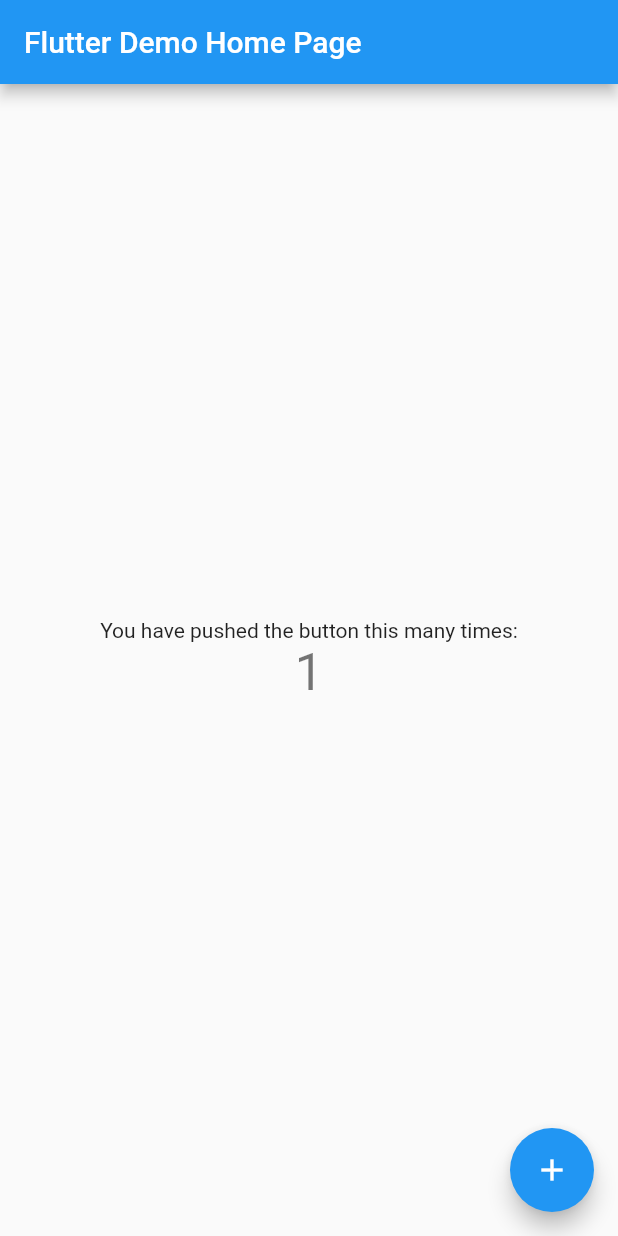
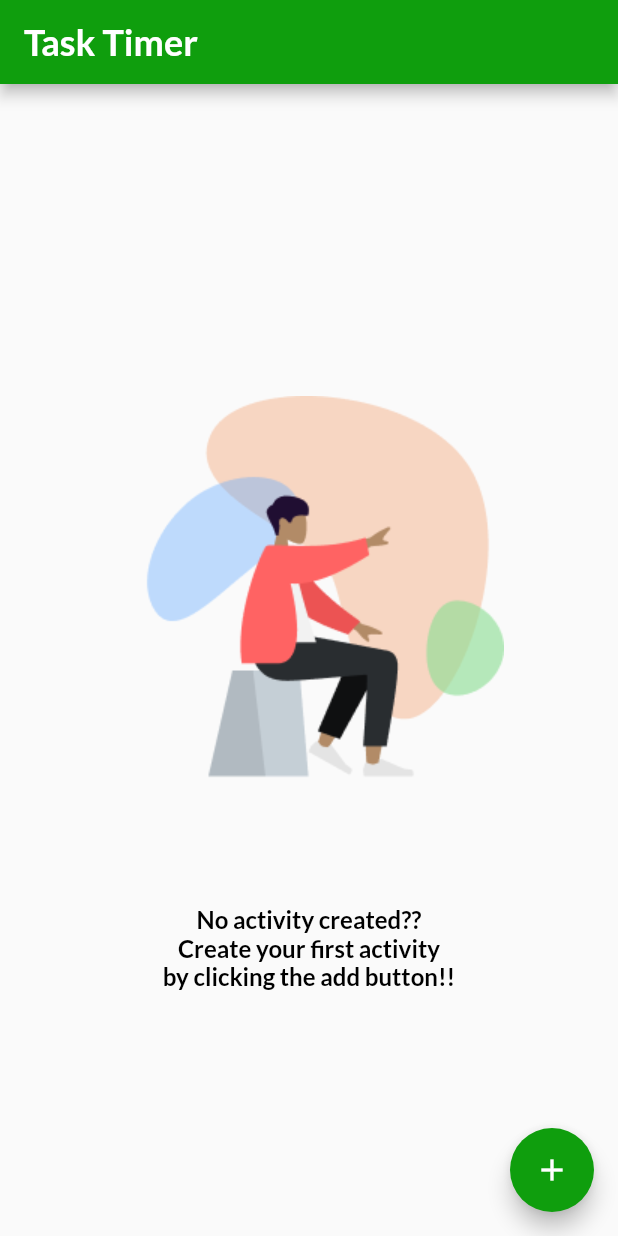
Before and after one commit to shalini-jeyra/timer_app, a Flutter app: the screen it shows after launch, after a tap on the "add" icon, on a phone screen of 412 x 824 dp. Run offline on Flutter 3.47's test engine with Material 2 defaults, Android fonts, the phone set to English and light mode, and no system bars; our stand-ins replace google_fonts.

Commit message:
home page with no activity widget created

```diff
--- a/lib/main.dart
+++ b/lib/main.dart
@@ -1,4 +1,5 @@
 import 'package:flutter/material.dart';
+import 'package:timer_app/pages/pages.dart';
 
 void main() {
   runApp(const MyApp());
@@ -7,109 +8,10 @@ void main() {
 class MyApp extends StatelessWidget {
   const MyApp({Key? key}) : super(key: key);
 
-  // This widget is the root of your application.
   @override
   Widget build(BuildContext context) {
-    return MaterialApp(
-      title: 'Flutter Demo',
-      theme: ThemeData(
-        // This is the theme of your application.
-        //
-        // Try running your application with "flutter run". You'll see the
-        // application has a blue toolbar. Then, without quitting the app, try
-        // changing the primarySwatch below to Colors.green and then invoke
-        // "hot reload" (press "r" in the console where you ran "flutter run",
-        // or simply save your changes to "hot reload" in a Flutter IDE).
-        // Notice that the counter didn't reset back to zero; the application
-        // is not restarted.
-        primarySwatch: Colors.blue,
-      ),
-      home: const MyHomePage(title: 'Flutter Demo Home Page'),
+    return const MaterialApp(
+      home: HomePage(),
     );
   }
 }
-
-class MyHomePage extends StatefulWidget {
-  const MyHomePage({Key? key, required this.title}) : super(key: key);
-
-  // This widget is the home page of your application. It is stateful, meaning
-  // that it has a State object (defined below) that contains fields that affect
-  // how it looks.
-
-  // This class is the configuration for the state. It holds the values (in this
-  // case the title) provided by the parent (in this case the App widget) and
-  // used by the build method of the State. Fields in a Widget subclass are
-  // always marked "final".
-
-  final String title;
-
-  @override
-  State<MyHomePage> createState() => _MyHomePageState();
-}
-
-class _MyHomePageState extends State<MyHomePage> {
-  int _counter = 0;
-
-  void _incrementCounter() {
-    setState(() {
-      // This call to setState tells the Flutter framework that something has
-      // changed in this State, which causes it to rerun the build method below
-      // so that the display can reflect the updated values. If we changed
-      // _counter without calling setState(), then the build method would not be
-      // called again, and so nothing would appear to happen.
-      _counter++;
-    });
-  }
-
-  @override
-  Widget build(BuildContext context) {
-    // This method is rerun every time setState is called, for instance as done
-    // by the _incrementCounter method above.
-    //
-    // The Flutter framework has been optimized to make rerunning build methods
-    // fast, so that you can just rebuild anything that needs updating rather
-    // than having to individually change instances of widgets.
-    return Scaffold(
-      appBar: AppBar(
-        // Here we take the value from the MyHomePage object that was created by
-        // the App.build method, and use it to set our appbar title.
-        title: Text(widget.title),
-      ),
-      body: Center(
-        // Center is a layout widget. It takes a single child and positions it
-        // in the middle of the parent.
-        child: Column(
-          // Column is also a layout widget. It takes a list of children and
-          // arranges them vertically. By default, it sizes itself to fit its
-          // children horizontally, and tries to be as tall as its parent.
-          //
-          // Invoke "debug painting" (press "p" in the console, choose the
-          // "Toggle Debug Paint" action from the Flutter Inspector in Android
-          // Studio, or the "Toggle Debug Paint" command in Visual Studio Code)
-          // to see the wireframe for each widget.
-          //
-          // Column has various properties to control how it sizes itself and
-          // how it positions its children. Here we use mainAxisAlignment to
-          // center the children vertically; the main axis here is the vertical
-          // axis because Columns are vertical (the cross axis would be
-          // horizontal).
-          mainAxisAlignment: MainAxisAlignment.center,
-          children: <Widget>[
-            const Text(
-              'You have pushed the button this many times:',
-            ),
-            Text(
-              '$_counter',
-              style: Theme.of(context).textTheme.headline4,
-            ),
-          ],
-        ),
-      ),
-      floatingActionButton: FloatingActionButton(
-        onPressed: _incrementCounter,
-        tooltip: 'Increment',
-        child: const Icon(Icons.add),
-      ), // This trailing comma makes auto-formatting nicer for build methods.
-    );
-  }
-}
--- /dev/null
+++ b/lib/pages/home_page/home_page.dart
@@ -0,0 +1,28 @@
+import 'package:flutter/material.dart';
+import 'package:timer_app/pages/home_page/home_page_components/home_page_components.dart';
+import 'package:timer_app/styles/styles.dart';
+
+class HomePage extends StatelessWidget {
+  const HomePage({Key? key}) : super(key: key);
+
+  @override
+  Widget build(BuildContext context) {
+    return Scaffold(
+      appBar: AppBar(
+        backgroundColor: AppColors.ternary,
+        title: Text(
+          'Task Timer',
+          style: HeaderFonts.primaryHeader,
+        ),
+      ),
+      body: const SafeArea(
+        child: NoActivityWidget(key: Key('no_activity_widget'),),
+      ),
+      floatingActionButton: FloatingActionButton(
+        backgroundColor: AppColors.ternary,
+        onPressed: () {},
+        child: const Icon(Icons.add),
+      ),
+    );
+  }
+}
--- /dev/null
+++ b/lib/pages/home_page/home_page_components/home_page_components.dart
@@ -0,0 +1 @@
+export 'no_activity_widget.dart';
--- /dev/null
+++ b/lib/pages/home_page/home_page_components/no_activity_widget.dart
@@ -0,0 +1,31 @@
+
+import 'package:flutter/material.dart';
+import 'package:timer_app/styles/styles.dart';
+
+class NoActivityWidget extends StatelessWidget {
+  const NoActivityWidget({
+    Key? key,
+  }) : super(key: key);
+
+  @override
+  Widget build(BuildContext context) {
+    return Center(
+      child: Column(
+        mainAxisAlignment: MainAxisAlignment.center,
+        children: [
+          Expanded(
+            child: Image.asset(
+              'assets/no_activity.png',
+            ),
+          ),
+          Flexible(
+              child: Text(
+            'No activity created??\nCreate your first activity \nby clicking the add button!!',
+            textAlign: TextAlign.center,
+            style: TextFonts.primaryText,
+          )),
+        ],
+      ),
+    );
+  }
+}
--- /dev/null
+++ b/lib/pages/pages.dart
@@ -0,0 +1 @@
+export 'home_page/home_page.dart';
--- a/pubspec.yaml
+++ b/pubspec.yaml
@@ -34,6 +34,7 @@ dependencies:
   # The following adds the Cupertino Icons font to your application.
   # Use with the CupertinoIcons class for iOS style icons.
   cupertino_icons: ^1.0.2
+  google_fonts: ^2.1.0
 
 dev_dependencies:
   flutter_test:
@@ -58,9 +59,8 @@ flutter:
   uses-material-design: true
 
   # To add assets to your application, add an assets section, like this:
-  # assets:
-  #   - images/a_dot_burr.jpeg
-  #   - images/a_dot_ham.jpeg
+  assets:
+    - assets/
 
   # An image asset can refer to one or more resolution-specific "variants", see
   # https://flutter.dev/assets-and-images/#resolution-aware.
```
Also changed, not shown: assets/no_activity.png (added), pubspec.lock.
